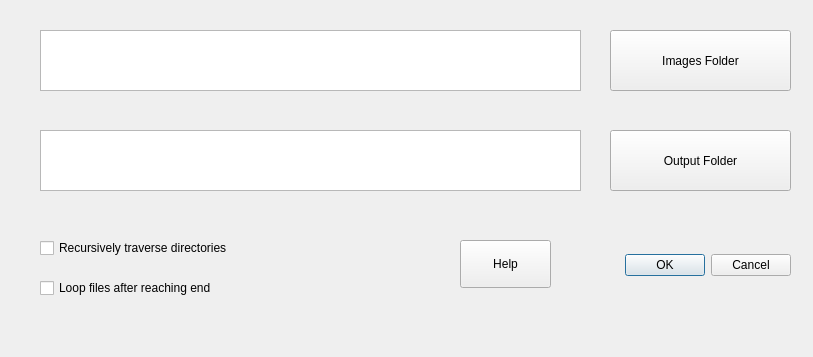
The window that inputprompt.ui (XapaJIaMnu/imageSelector) describes before a commit, drawn with Qt 5.
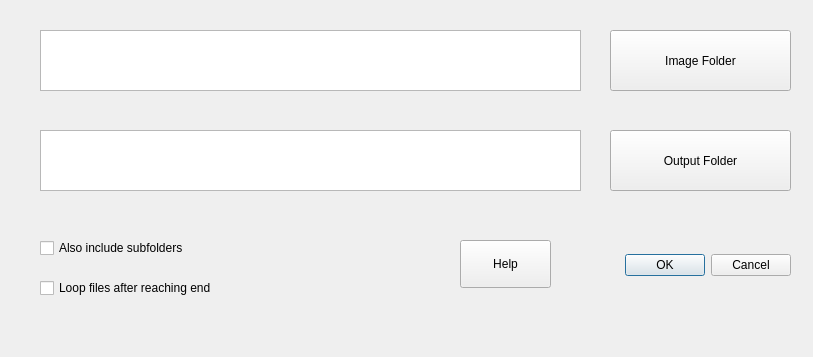
The same window after the commit.

```diff
--- a/inputprompt.ui
+++ b/inputprompt.ui
@@ -58,7 +58,7 @@
     <string>&lt;html&gt;&lt;head/&gt;&lt;body&gt;&lt;p&gt;Instead of looking just into the parent directory, take files recursively from underlying directories. Note that this does not handle duplicated filenames if they happen.&lt;/p&gt;&lt;/body&gt;&lt;/html&gt;</string>
    </property>
    <property name="text">
-    <string>Recursively traverse directories</string>
+    <string>Also include subfolders</string>
    </property>
   </widget>
   <widget class="QPlainTextEdit" name="inputPath">
@@ -100,7 +100,7 @@
     <string>&lt;html&gt;&lt;head/&gt;&lt;body&gt;&lt;p&gt;Opens a file browser.&lt;/p&gt;&lt;/body&gt;&lt;/html&gt;</string>
    </property>
    <property name="text">
-    <string>Images Folder</string>
+    <string>Image Folder</string>
    </property>
   </widget>
   <widget class="QPushButton" name="outputFolder">
```
Left out of the diff: 4 changed lines with no effect on the pictures.
